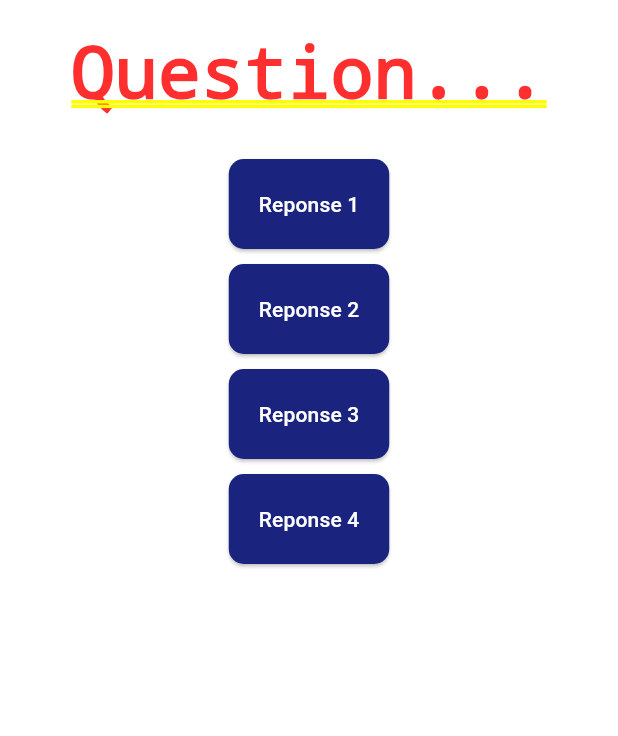
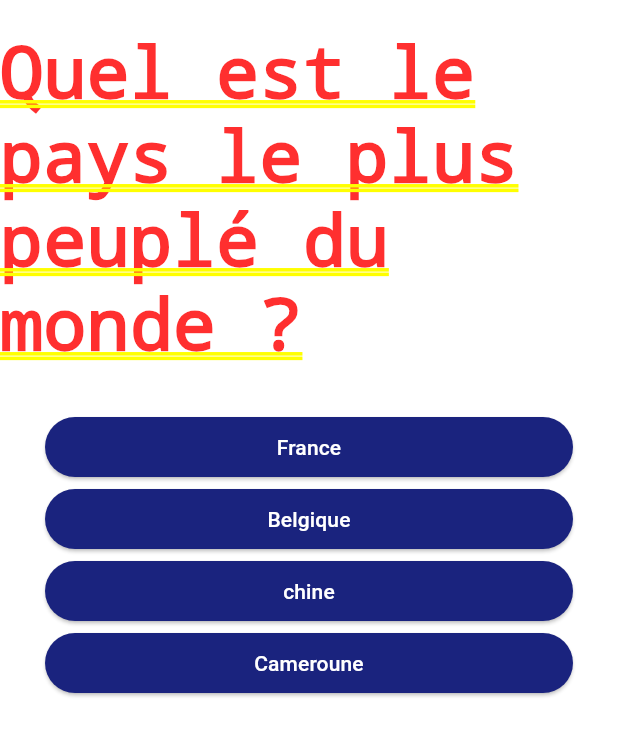
Before and after one commit to idrissoufaysal/quizz_app, a Flutter app: the screen it shows after launch, after a tap on "Start Quiz", on a phone screen of 412 x 824 dp. Shown: the top 736 px of the screen. Run offline on Flutter 3.47's test engine with Material 2 defaults, Android fonts, the light colour scheme and no system bars.

Commit message:
second commit

```diff
--- a/lib/components/button.dart
+++ b/lib/components/button.dart
@@ -7,14 +7,19 @@ class Button extends StatelessWidget {
 
   @override
   Widget build(BuildContext context){
-    return ElevatedButton(
-      onPressed: onTap,
-      style: ElevatedButton.styleFrom(
-        backgroundColor: Colors.indigo[900],
-        foregroundColor: Colors.white,
-        padding:const EdgeInsets.all(20),
-        shape:RoundedRectangleBorder(borderRadius: BorderRadius.circular(10))
-      ),
-      child: Text(text));
+    return Container(
+      width: double.infinity,
+      margin:const EdgeInsets.symmetric(horizontal: 30 ),
+      child: ElevatedButton(
+        onPressed: onTap,
+        style: ElevatedButton.styleFrom(
+          backgroundColor: Colors.indigo[900],
+          foregroundColor: Colors.white,
+          //padding:const EdgeInsets.all(20),
+          //shape:RoundedRectangleBorder(borderRadius: BorderRadius.circular(10))
+        ),
+        child: Text(text,
+        textAlign: TextAlign.center,)),
+    );
   }
 }
--- a/lib/quiz.dart
+++ b/lib/quiz.dart
@@ -1,5 +1,7 @@
 import 'package:flutter/material.dart';
 import 'package:text/components/button.dart';
+import 'package:text/data/questions.dart';
+import 'models/quiz_question.dart';
 
 class QuizPage extends StatefulWidget {
   const QuizPage({super.key});
@@ -9,8 +11,22 @@ class QuizPage extends StatefulWidget {
 }
 
 class _QuizPageState extends State<QuizPage> {
+  var currentQuestionIndex = 0;
+
+  void answersQuestion() {
+    setState(() {
+      currentQuestionIndex++;
+      if(currentQuestionIndex==4){
+        setState(() {
+          currentQuestionIndex=0;
+        });
+      }
+    });
+  }
+
   @override
   Widget build(BuildContext context) {
+    final currentQuestion = questions[currentQuestionIndex];
     return SizedBox(
       width: double.infinity,
       child: Column(
@@ -18,23 +34,15 @@ class _QuizPageState extends State<QuizPage> {
           const SizedBox(
             height: 20,
           ),
-          const Text('Question...'),
+          Text(currentQuestion.text),
           const SizedBox(
             height: 30,
           ),
-          Button('Reponse 1', () {}),
-          const SizedBox(
-            height: 10,
-          ),
-          Button('Reponse 2', () {}),
-          const SizedBox(
-            height: 10,
-          ),
-          Button('Reponse 3', () {}),
-          const SizedBox(
-            height: 10,
-          ),
-          Button('Reponse 4', () {}),
+          ...currentQuestion.answers.map(
+            (answer) => Button(answer, answersQuestion),
+           ),
+
+
         ],
       ),
     );
```
Also changed, not shown: lib/models/quiz_question.dart (line endings or trailing spaces).
